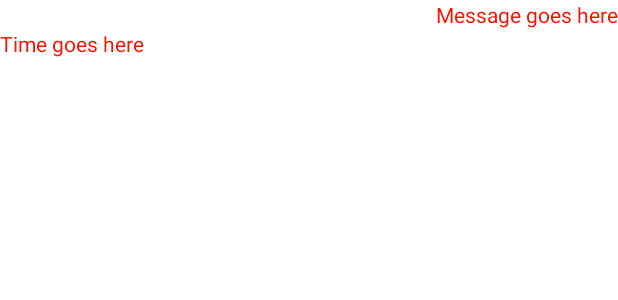
After one commit to EthanYeganeh/MyAndroidLabs, an Android app: the layout recieve_message.xml on its own in the app's theme, with its tools: preview values and no code run, on a phone screen of 412 x 824 dp. The commit adds this screen. Shown: the top 300 px of the screen. Run offline under Robolectric (Android 15) with nearby library versions, the phone set to English and light mode, and no system bars.

Commit message:
Last Part Almost done for the lab 6 and pictures are added :)

```diff
--- a/app/src/main/AndroidManifest.xml
+++ b/app/src/main/AndroidManifest.xml
@@ -16,7 +16,6 @@
             android:exported="true">
             <intent-filter>
                 <action android:name="android.intent.action.MAIN" />
-
                 <category android:name="android.intent.category.LAUNCHER" />
             </intent-filter>
         </activity>
--- /dev/null
+++ b/app/src/main/res/layout/recieve_message.xml
@@ -0,0 +1,23 @@
+<?xml version="1.0" encoding="utf-8"?>
+<androidx.constraintlayout.widget.ConstraintLayout xmlns:android="http://schemas.android.com/apk/res/android"
+    xmlns:app="http://schemas.android.com/apk/res-auto"
+    xmlns:tools="http://schemas.android.com/tools"
+    android:layout_width="match_parent"
+    android:layout_height="match_parent">
+
+    <TextView
+        android:id="@+id/textView2"
+        android:layout_width="wrap_content"
+        android:layout_height="wrap_content"
+        android:text="Message goes here"
+        app:layout_constraintEnd_toEndOf="parent"
+        app:layout_constraintTop_toTopOf="parent" />
+
+    <TextView
+        android:id="@+id/textView3"
+        android:layout_width="wrap_content"
+        android:layout_height="wrap_content"
+        android:text="Time goes here"
+        app:layout_constraintStart_toStartOf="parent"
+        app:layout_constraintTop_toBottomOf="@+id/textView2" />
+</androidx.constraintlayout.widget.ConstraintLayout>
```
Also changed, not shown: app/src/main/java/algonquin/cst2335/yega0004/ChatMessage.java (added, +25 -0 lines), app/src/main/java/algonquin/cst2335/yega0004/ChatRoom.java (+47 -8 lines), app/src/main/java/algonquin/cst2335/yega0004/Data/ChatRoomViewModel.java (added, +14 -0 lines), app/src/main/res/layout/activity_chat_room.xml (+20 -6 lines), app/src/main/res/drawable/receive_image.png (added), app/src/main/res/drawable/send_image.png (added).
